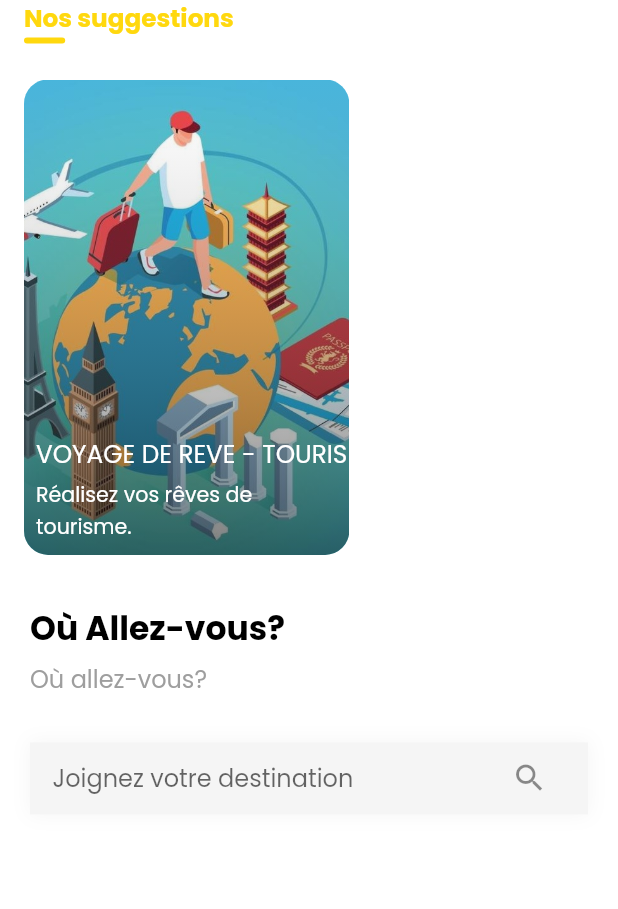
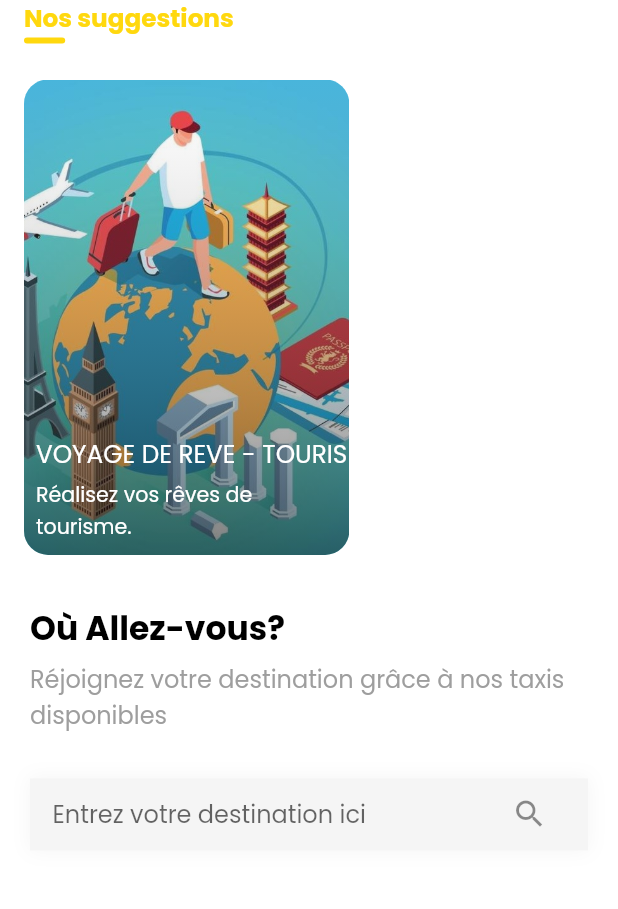
Before and after one commit to Domiynsbelhanda/goplus, a Flutter app: the screen it shows after launch, on a phone screen of 412 x 824 dp, the part 108-1017 px from its top. Run offline on Flutter 3.47's test engine with Material 2 defaults, Android fonts, the phone set to English and light mode, and no system bars; our stand-ins replace animated_splash_screen, carousel_slider, fl_chart, flutter_rating_bar, flutter_svg, geolocator and 3 more; missing offline and left inert: cool_stepper, flutter_rounded_date_picker; accounts and stored records are empty; project files that could hold a hidden picture were left out.

Commit message:
[STYLE] Dashboard text

```diff
--- a/lib/dashboard.dart
+++ b/lib/dashboard.dart
@@ -124,7 +124,7 @@ class _Dashboard extends State<Dashboard>{
                     Padding(
                       padding: const EdgeInsets.only(top: 5.0),
                       child: Text(
-                        'Où allez-vous?',
+                        'Réjoignez votre destination grâce à nos taxis disponibles',
                         style:
                         TextStyle(color: Colors.grey, fontSize: 16.0),
                       ),
@@ -145,7 +145,7 @@ class _Dashboard extends State<Dashboard>{
                           ]),
                       child: TextField(
                         decoration: InputDecoration(
-                          hintText: 'Joignez votre destination',
+                          hintText: 'Entrez votre destination ici',
                           border: InputBorder.none,
                           suffixIcon: IconButton(
                             icon: Icon(Icons.search),
```
